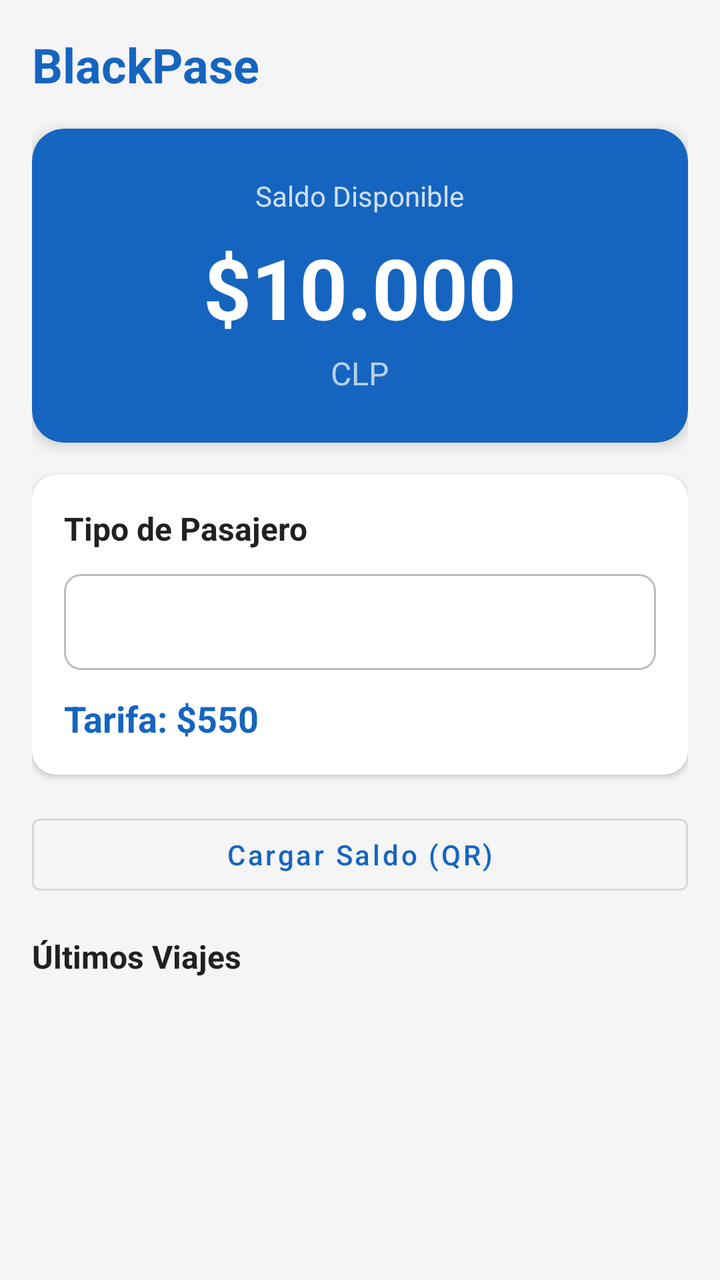
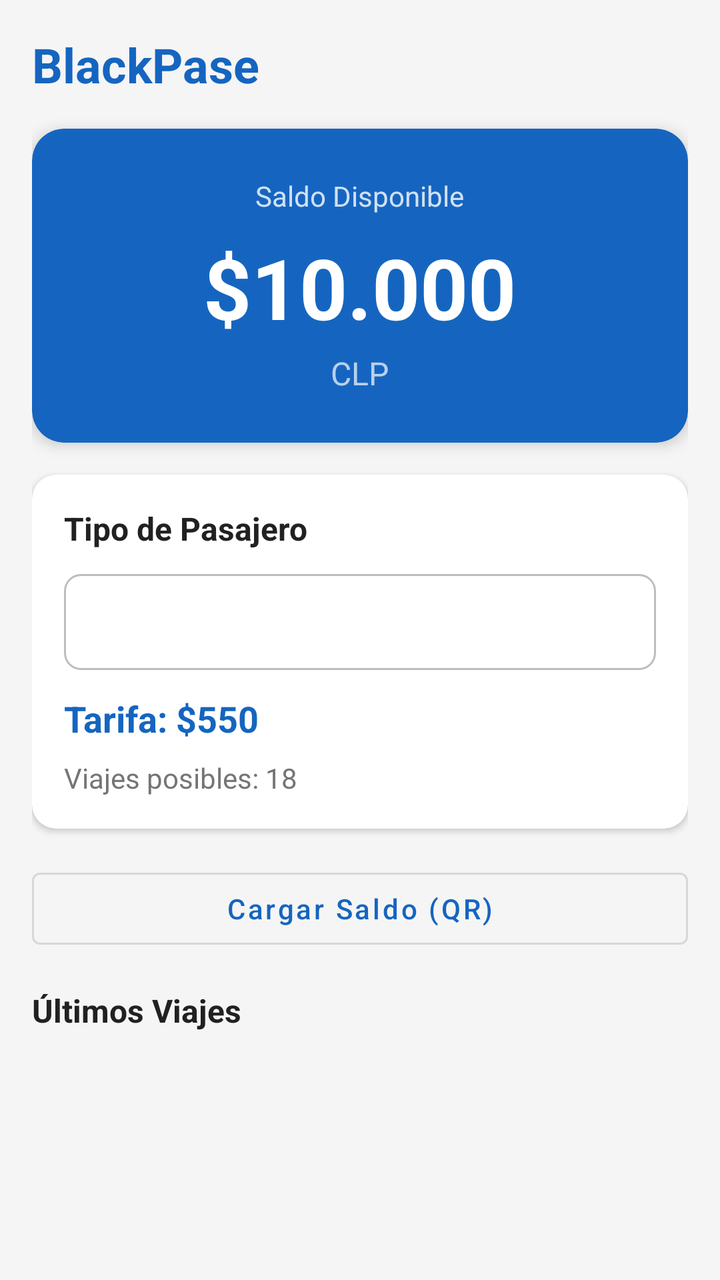

Compare the two renders of this Android layout. The source of the first and the diff that turns it into the second are given below.
<!-- AndroidManifest.xml: application theme Theme.BlackPase -->
<!-- res/layout/fragment_saldo.xml -->
<?xml version="1.0" encoding="utf-8"?>
<androidx.constraintlayout.widget.ConstraintLayout xmlns:android="http://schemas.android.com/apk/res/android"
    xmlns:app="http://schemas.android.com/apk/res-auto"
    xmlns:tools="http://schemas.android.com/tools"
    android:layout_width="match_parent"
    android:layout_height="match_parent"
    android:background="@color/background"
    tools:context=".ui.saldo.SaldoFragment">

    <ScrollView
        android:layout_width="match_parent"
        android:layout_height="match_parent"
        android:fillViewport="true">

        <LinearLayout
            android:layout_width="match_parent"
            android:layout_height="wrap_content"
            android:orientation="vertical"
            android:padding="16dp">

            <TextView
                android:layout_width="wrap_content"
                android:layout_height="wrap_content"
                android:text="@string/app_name"
                android:textColor="@color/primary"
                android:textSize="24sp"
                android:textStyle="bold"
                android:layout_marginBottom="16dp" />

            <androidx.cardview.widget.CardView
                android:layout_width="match_parent"
                android:layout_height="wrap_content"
                app:cardCornerRadius="16dp"
                app:cardElevation="4dp"
                app:cardBackgroundColor="@color/saldo_card_background"
                android:layout_marginBottom="16dp">

                <LinearLayout
                    android:layout_width="match_parent"
                    android:layout_height="wrap_content"
                    android:orientation="vertical"
                    android:padding="24dp"
                    android:gravity="center">

                    <TextView
                        android:layout_width="wrap_content"
                        android:layout_height="wrap_content"
                        android:text="@string/saldo_disponible"
                        android:textColor="@color/white"
                        android:textSize="14sp"
                        android:alpha="0.8" />

                    <TextView
                        android:id="@+id/tvSaldo"
                        android:layout_width="wrap_content"
                        android:layout_height="wrap_content"
                        android:layout_marginTop="8dp"
                        android:text="$10.000"
                        android:textColor="@color/white"
                        android:textSize="42sp"
                        android:textStyle="bold" />

                    <TextView
                        android:id="@+id/tvSaldoLabel"
                        android:layout_width="wrap_content"
                        android:layout_height="wrap_content"
                        android:layout_marginTop="4dp"
                        android:text="CLP"
                        android:textColor="@color/white"
                        android:textSize="16sp"
                        android:alpha="0.7" />

                </LinearLayout>

            </androidx.cardview.widget.CardView>

            <androidx.cardview.widget.CardView
                android:layout_width="match_parent"
                android:layout_height="wrap_content"
                app:cardCornerRadius="12dp"
                app:cardElevation="2dp"
                android:layout_marginBottom="16dp">

                <LinearLayout
                    android:layout_width="match_parent"
                    android:layout_height="wrap_content"
                    android:orientation="vertical"
                    android:padding="16dp">

                    <TextView
                        android:layout_width="wrap_content"
                        android:layout_height="wrap_content"
                        android:text="@string/tipo_pasajero"
                        android:textColor="@color/text_primary"
                        android:textSize="16sp"
                        android:textStyle="bold"
                        android:layout_marginBottom="12dp" />

                    <Spinner
                        android:id="@+id/spinnerTipoCliente"
                        android:layout_width="match_parent"
                        android:layout_height="48dp"
                        android:background="@drawable/spinner_background"
                        android:paddingStart="12dp"
                        android:paddingEnd="12dp" />

                    <TextView
                        android:id="@+id/tvTarifaActual"
                        android:layout_width="wrap_content"
                        android:layout_height="wrap_content"
                        android:layout_marginTop="12dp"
                        android:text="Tarifa: $550"
                        android:textColor="@color/primary"
                        android:textSize="18sp"
                        android:textStyle="bold" />

                </LinearLayout>

            </androidx.cardview.widget.CardView>

            <com.google.android.material.button.MaterialButton
                android:id="@+id/btnCargarSaldo"
                android:layout_width="match_parent"
                android:layout_height="wrap_content"
                android:text="Cargar Saldo (QR)"
                android:textAllCaps="false"
                android:layout_marginBottom="16dp"
                style="@style/Widget.MaterialComponents.Button.OutlinedButton"
                android:drawableStart="@drawable/ic_qr_scan"
                android:drawablePadding="8dp" />

            <TextView
                android:layout_width="wrap_content"
                android:layout_height="wrap_content"
                android:text="@string/ultimos_viajes"
                android:textColor="@color/text_primary"
                android:textSize="16sp"
                android:textStyle="bold"
                android:layout_marginBottom="8dp" />

            <androidx.recyclerview.widget.RecyclerView
                android:id="@+id/rvUltimosViajes"
                android:layout_width="match_parent"
                android:layout_height="wrap_content"
                android:nestedScrollingEnabled="false" />

        </LinearLayout>

    </ScrollView>

</androidx.constraintlayout.widget.ConstraintLayout>
<!-- resources referenced by this layout -->
<resources>
  <color name="background">#F5F5F5</color>
  <color name="primary">#1565C0</color>
  <color name="saldo_card_background">#1565C0</color>
  <color name="text_primary">#212121</color>
  <color name="white">#FFFFFFFF</color>
  <!-- drawable ic_qr_scan (drawable) -->
  <vector xmlns:android="http://schemas.android.com/apk/res/android"
      android:width="24dp"
      android:height="24dp"
      android:viewportWidth="24"
      android:viewportHeight="24"
      android:tint="?attr/colorControlNormal">
      <path
          android:fillColor="@android:color/white"
          android:pathData="M9.5,6.5v3h-3v-3h3M11,5H5v6h6V5zM9.5,14.5v3h-3v-3h3M11,13H5v6h6v-6zM18.5,6.5v3h-3v-3h3M20,5h-6v6h6V5zM14,13h1.5v-1.5H14V13zM14.5,14.5H16V16h-1.5v-1.5zM16,13h1.5v-1.5H16V13zM13,16h1.5v-1.5H13V16zM14.5,17.5H16V19h-1.5v-1.5zM16,16h1.5v-1.5H16V16zM17.5,14.5H19V16h-1.5v-1.5zM17.5,17.5H19V19h-1.5v-1.5zM18,13h1.5v-1.5H18V13z"/>
  </vector>
  <!-- drawable spinner_background (drawable) -->
  <?xml version="1.0" encoding="utf-8"?>
  <shape xmlns:android="http://schemas.android.com/apk/res/android"
      android:shape="rectangle">
      <solid android:color="@color/surface" />
      <stroke android:width="1dp" android:color="@color/divider" />
      <corners android:radius="8dp" />
      <padding android:left="12dp" android:right="12dp" android:top="8dp" android:bottom="8dp" />
  </shape>
  <string name="app_name">BlackPase</string>
  <string name="saldo_disponible">Saldo Disponible</string>
  <string name="tipo_pasajero">Tipo de Pasajero</string>
  <string name="ultimos_viajes">Últimos Viajes</string>
  <style name="Theme.BlackPase" parent="Theme.MaterialComponents.DayNight.NoActionBar">
          <item name="colorPrimary">@color/primary</item>
          <item name="colorPrimaryVariant">@color/primary_dark</item>
          <item name="colorOnPrimary">@color/on_primary</item>
          <item name="colorSecondary">@color/secondary</item>
          <item name="colorSecondaryVariant">@color/secondary_dark</item>
          <item name="colorOnSecondary">@color/on_secondary</item>
          <item name="android:statusBarColor">@color/primary_dark</item>
          <item name="android:windowBackground">@color/background</item>
      </style>
  <color name="surface">#FFFFFF</color>
  <color name="divider">#BDBDBD</color>
  <color name="primary_dark">#0D47A1</color>
  <color name="on_primary">#FFFFFF</color>
  <color name="secondary">#4CAF50</color>
  <color name="secondary_dark">#388E3C</color>
  <color name="on_secondary">#FFFFFF</color>
</resources>

<!-- the commit's change to res/layout/fragment_saldo.xml (unified diff, before → after) -->
@@ -114,6 +114,44 @@
                         android:textSize="18sp"
                         android:textStyle="bold" />
 
+                    <TextView
+                        android:id="@+id/tvViajesPosibles"
+                        android:layout_width="wrap_content"
+                        android:layout_height="wrap_content"
+                        android:layout_marginTop="8dp"
+                        android:text="Viajes posibles: 18"
+                        android:textColor="@color/text_secondary"
+                        android:textSize="14sp" />
+
+                </LinearLayout>
+
+            </androidx.cardview.widget.CardView>
+
+            <androidx.cardview.widget.CardView
+                android:id="@+id/cardAlertaUmbral"
+                android:layout_width="match_parent"
+                android:layout_height="wrap_content"
+                app:cardCornerRadius="12dp"
+                app:cardElevation="2dp"
+                app:cardBackgroundColor="#FFF3E0"
+                android:layout_marginBottom="16dp"
+                android:visibility="gone">
+
+                <LinearLayout
+                    android:layout_width="match_parent"
+                    android:layout_height="wrap_content"
+                    android:orientation="horizontal"
+                    android:padding="16dp"
+                    android:gravity="center_vertical">
+
+                    <TextView
+                        android:layout_width="0dp"
+                        android:layout_height="wrap_content"
+                        android:layout_weight="1"
+                        android:text="Tu saldo es bajo. Recarga para seguir viajando."
+                        android:textColor="#E65100"
+                        android:textSize="14sp" />
+
                 </LinearLayout>
 
             </androidx.cardview.widget.CardView>
<!-- resource entries referenced after the edit -->
@@ -4,6 +4,7 @@
   <color name="primary">#1565C0</color>
   <color name="saldo_card_background">#1565C0</color>
   <color name="text_primary">#212121</color>
+  <color name="text_secondary">#757575</color>
   <color name="white">#FFFFFFFF</color>
   <!-- drawable ic_qr_scan (drawable) -->
   <vector xmlns:android="http://schemas.android.com/apk/res/android"
